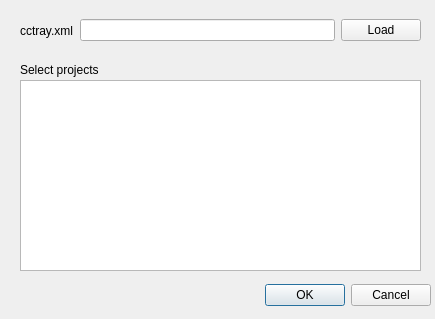
First picture: the form in data/server_configuration.ui, repository anaynayak/buildnotify, before the edit.
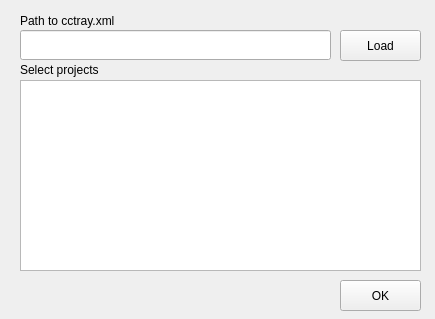
Second picture: the form after the edit.

Commit message: Pressing the enter key on the server configuration dialog no longer submits the dialog

Patch:
```diff
--- a/data/server_configuration.ui
+++ b/data/server_configuration.ui
@@ -13,22 +13,6 @@
   <property name="windowTitle">
    <string>Add Server</string>
   </property>
-  <widget class="QDialogButtonBox" name="buttonBox">
-   <property name="geometry">
-    <rect>
-     <x>240</x>
-     <y>280</y>
-     <width>191</width>
-     <height>31</height>
-    </rect>
-   </property>
-   <property name="orientation">
-    <enum>Qt::Horizontal</enum>
-   </property>
-   <property name="standardButtons">
-    <set>QDialogButtonBox::Cancel|QDialogButtonBox::Ok</set>
-   </property>
-  </widget>
   <widget class="QListView" name="projectsList">
    <property name="geometry">
     <rect>
@@ -61,37 +45,63 @@
     <cstring>projectsList</cstring>
    </property>
   </widget>
-  <widget class="QWidget" name="horizontalLayoutWidget">
+  <widget class="QLabel" name="cctrayUrlLabel">
    <property name="geometry">
     <rect>
      <x>20</x>
-     <y>10</y>
-     <width>401</width>
+     <y>0</y>
+     <width>161</width>
      <height>41</height>
     </rect>
    </property>
-   <layout class="QHBoxLayout" name="horizontalLayout">
-    <item>
-     <widget class="QLabel" name="cctrayUrlLabel">
-      <property name="text">
-       <string>cctray.xml</string>
-      </property>
-      <property name="buddy">
-       <cstring>addServerUrl</cstring>
-      </property>
-     </widget>
-    </item>
-    <item>
-     <widget class="QLineEdit" name="addServerUrl"/>
-    </item>
-    <item>
-     <widget class="QPushButton" name="loadUrlButton">
-      <property name="text">
-       <string>Load</string>
-      </property>
-     </widget>
-    </item>
-   </layout>
+   <property name="text">
+    <string>Path to cctray.xml</string>
+   </property>
+   <property name="buddy">
+    <cstring>addServerUrl</cstring>
+   </property>
+  </widget>
+  <widget class="QLineEdit" name="addServerUrl">
+   <property name="geometry">
+    <rect>
+     <x>20</x>
+     <y>30</y>
+     <width>311</width>
+     <height>30</height>
+    </rect>
+   </property>
+  </widget>
+  <widget class="QPushButton" name="loadUrlButton">
+   <property name="geometry">
+    <rect>
+     <x>340</x>
+     <y>30</y>
+     <width>81</width>
+     <height>31</height>
+    </rect>
+   </property>
+   <property name="text">
+    <string>Load</string>
+   </property>
+   <property name="autoDefault">
+    <bool>false</bool>
+   </property>
+  </widget>
+  <widget class="QPushButton" name="submitButton">
+   <property name="geometry">
+    <rect>
+     <x>340</x>
+     <y>280</y>
+     <width>81</width>
+     <height>31</height>
+    </rect>
+   </property>
+   <property name="text">
+    <string>OK</string>
+   </property>
+   <property name="autoDefault">
+    <bool>false</bool>
+   </property>
   </widget>
  </widget>
  <tabstops>
```
Left out of the diff: 50 changed lines with no effect on the pictures. The commit also changes 3 other files.
